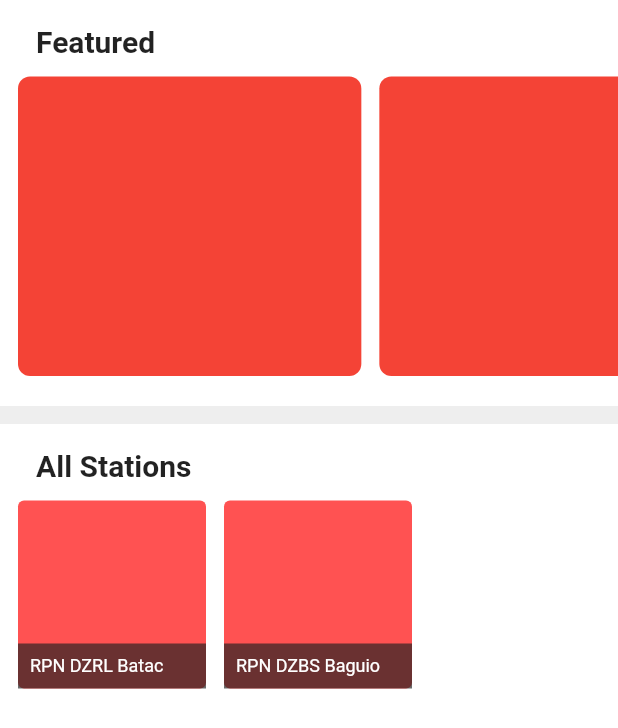
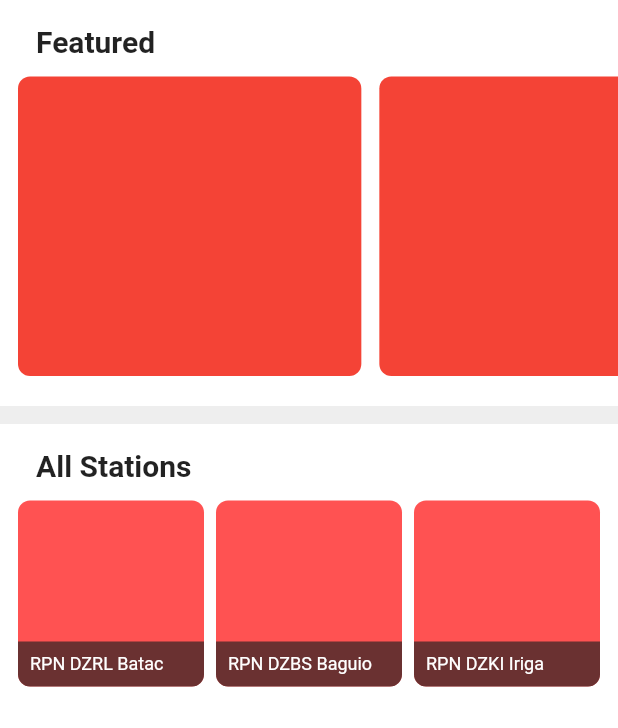
Before and after one commit to reddvid/online_radio_flutter, a Flutter app: the screen it shows after launch, on a phone screen of 412 x 824 dp. Shown: the top 728 px of the screen. Run offline on Flutter 3.47's test engine with Material 2 defaults, Android fonts, the phone set to English and light mode, and no system bars.

Commit message:
Initial commit

```diff
--- a/assets/sample.json
+++ b/assets/sample.json
@@ -10,5 +10,11 @@
     "url": "",
     "website": "https://rpnradio.com/dzbs-baguio/",
     "genre": "News and commentary"
+  },
+  {
+    "name": "RPN DZKI Iriga",
+    "url": "",
+    "website": "https://rpnradio.com/dzki-iriga/",
+    "genre": "News and commentary"
   }
 ]
--- a/lib/views/list_screen.dart
+++ b/lib/views/list_screen.dart
@@ -60,14 +60,22 @@ class _ListPageState extends State<ListPage> {
                     final stations = snapshot.data!;
                     return ContainerCard(
                       title: "All Stations",
+                      child: Padding(
+                        padding: const EdgeInsets.symmetric(
+                          horizontal: 12.0,
+                          vertical: 12.0,
+                        ),
                         child: GridView.builder(
                           gridDelegate:
                               const SliverGridDelegateWithFixedCrossAxisCount(
-                                crossAxisCount: 3),
+                                  crossAxisCount: 3,
+                                  crossAxisSpacing: 8,
+                                  mainAxisSpacing: 4),
                           itemCount: stations.length,
                           itemBuilder: (context, index) {
                             return StationListItem(station: stations[index]);
                           },
+                        ),
                       ),
                     );
                   }
--- a/lib/widgets/container_card.dart
+++ b/lib/widgets/container_card.dart
@@ -5,10 +5,12 @@ class ContainerCard extends StatelessWidget {
     Key? key,
     this.child,
     required this.title,
+    this.margin,
   }) : super(key: key);
 
   final Widget? child;
   final String title;
+  final EdgeInsetsGeometry? margin;
 
   @override
   Widget build(BuildContext context) {
--- a/lib/widgets/station_list_item.dart
+++ b/lib/widgets/station_list_item.dart
@@ -6,22 +6,21 @@ import 'package:flutter/src/widgets/framework.dart';
 import '../models/station.dart';
 
 class StationListItem extends StatelessWidget {
-  const StationListItem({super.key, required this.station});
+  const StationListItem({
+    super.key,
+    required this.station,
+  });
 
   final dynamic station;
 
   @override
   Widget build(BuildContext context) {
     return Container(
-        margin: const EdgeInsets.only(
-          left: 12.0,
-          top: 12.0,
-        ),
         height: 80.0,
         decoration: const BoxDecoration(
           color: Colors.redAccent,
           borderRadius: BorderRadius.all(
-            Radius.circular(4.0),
+            Radius.circular(8.0),
           ),
         ),
         child: Stack(
@@ -32,6 +31,10 @@ class StationListItem extends StatelessWidget {
                 width: double.infinity,
                 decoration: const BoxDecoration(
                   color: Color(0xAA202020),
+                  borderRadius: BorderRadius.only(
+                    bottomLeft: Radius.circular(8.0),
+                    bottomRight: Radius.circular(8.0),
+                  ),
                 ),
                 child: Padding(
                   padding: const EdgeInsets.only(
```
Lines whose indentation alone changed are shown as unchanged.
